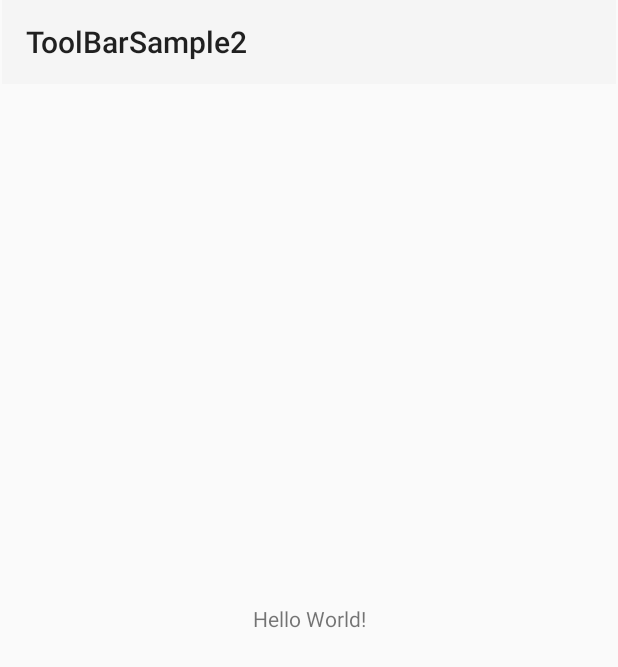
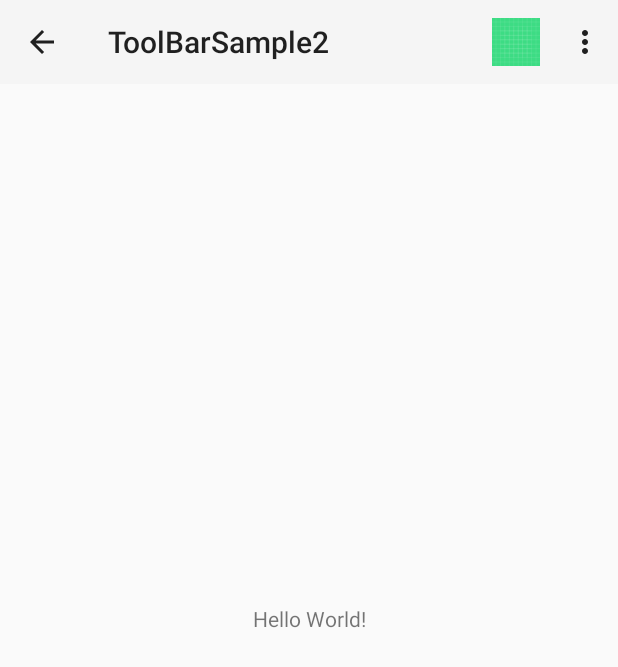
Before and after one commit to tatsuya-ss/ToolBarSample2, an Android app: the screen it shows after launch (MainActivity), on a phone screen of 412 x 824 dp. Shown: the top 667 px of the screen. Run offline under Robolectric (Android 15) with nearby library versions, the phone set to English and light mode, and no system bars.

Commit message:
ToolBarにメニュー表示

```diff
--- a/app/src/main/AndroidManifest.xml
+++ b/app/src/main/AndroidManifest.xml
@@ -11,12 +11,16 @@
         android:theme="@style/Theme.AppCompat.Light.NoActionBar">
         <activity
             android:name=".MainActivity"
-            android:exported="true">
+            android:exported="true"
+            android:parentActivityName=".MainActivity">
             <intent-filter>
                 <action android:name="android.intent.action.MAIN" />
 
                 <category android:name="android.intent.category.LAUNCHER" />
             </intent-filter>
+            <meta-data
+                android:name="android.support.PARENT_ACTIVITY"
+                android:value=".MainActivity" />
         </activity>
     </application>
 
--- a/app/src/main/java/com/example/toolbarsample2/MainActivity.kt
+++ b/app/src/main/java/com/example/toolbarsample2/MainActivity.kt
@@ -2,11 +2,36 @@ package com.example.toolbarsample2
 
 import androidx.appcompat.app.AppCompatActivity
 import android.os.Bundle
+import android.view.Menu
+import android.view.MenuItem
+import androidx.core.view.MenuItemCompat
 
 class MainActivity : AppCompatActivity() {
+
     override fun onCreate(savedInstanceState: Bundle?) {
         super.onCreate(savedInstanceState)
         setContentView(R.layout.activity_main)
         setSupportActionBar(findViewById(R.id.my_toolbar))
+        supportActionBar?.setDisplayHomeAsUpEnabled(true)
+    }
+
+    override fun onCreateOptionsMenu(menu: Menu?): Boolean {
+        menuInflater.inflate(R.menu.menu, menu)
+        return true
+    }
+
+    override fun onOptionsItemSelected(item: MenuItem): Boolean {
+        when(item.itemId) {
+            R.id.action_setting -> {
+                return true
+            }
+            R.id.action_favorite -> {
+                return true
+            }
+            else -> {
+                super.onOptionsItemSelected(item)
+            }
+        }
+        return true
     }
 }
--- a/app/src/main/res/layout/activity_main.xml
+++ b/app/src/main/res/layout/activity_main.xml
@@ -18,13 +18,14 @@
 
     <androidx.appcompat.widget.Toolbar
         android:id="@+id/my_toolbar"
-        android:layout_width="409dp"
+        android:layout_width="0dp"
         android:layout_height="wrap_content"
         android:background="?attr/colorPrimary"
         android:minHeight="?attr/actionBarSize"
-        android:theme="?attr/actionBarTheme"
+        android:theme="@style/ThemeOverlay.AppCompat.ActionBar"
         app:layout_constraintEnd_toEndOf="parent"
         app:layout_constraintStart_toStartOf="parent"
-        app:layout_constraintTop_toTopOf="parent" />
+        app:layout_constraintTop_toTopOf="parent"
+        app:popupTheme="@style/ThemeOverlay.AppCompat.Light" />
 
 </androidx.constraintlayout.widget.ConstraintLayout>
--- /dev/null
+++ b/app/src/main/res/menu/menu.xml
@@ -0,0 +1,15 @@
+<?xml version="1.0" encoding="utf-8"?>
+<menu xmlns:android="http://schemas.android.com/apk/res/android"
+    xmlns:app="http://schemas.android.com/apk/res-auto">
+
+    <item
+        android:id="@+id/action_favorite"
+        android:icon="@drawable/ic_launcher_background"
+        android:title="@string/action_favorite"
+        app:showAsAction="ifRoom" />
+
+    <item
+        android:id="@+id/action_setting"
+        android:title="@string/setting"
+        app:showAsAction="never"/>
+</menu>
--- a/app/src/main/res/values/strings.xml
+++ b/app/src/main/res/values/strings.xml
@@ -1,3 +1,5 @@
 <resources>
     <string name="app_name">ToolBarSample2</string>
+    <string name="setting">setting</string>
+    <string name="action_favorite">お気に入り</string>
 </resources>
```
